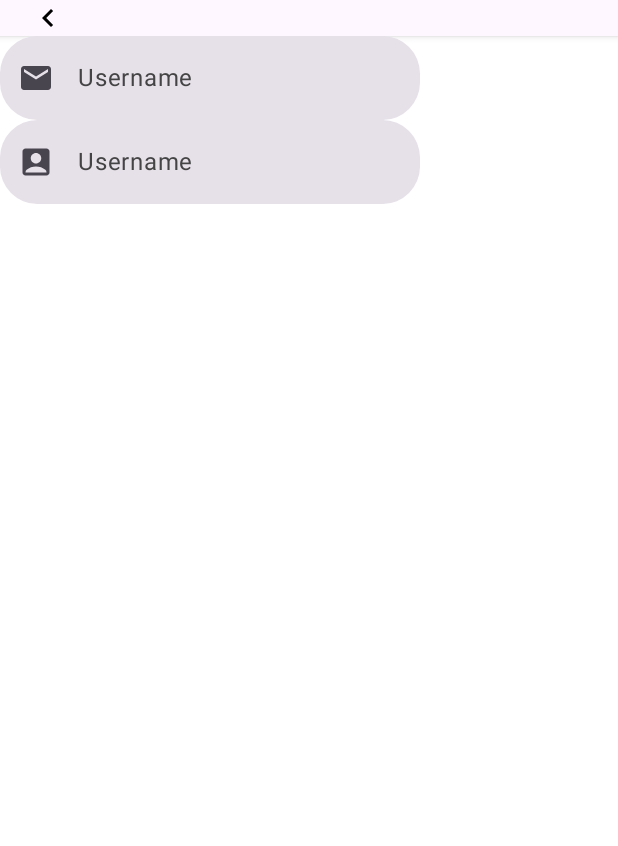
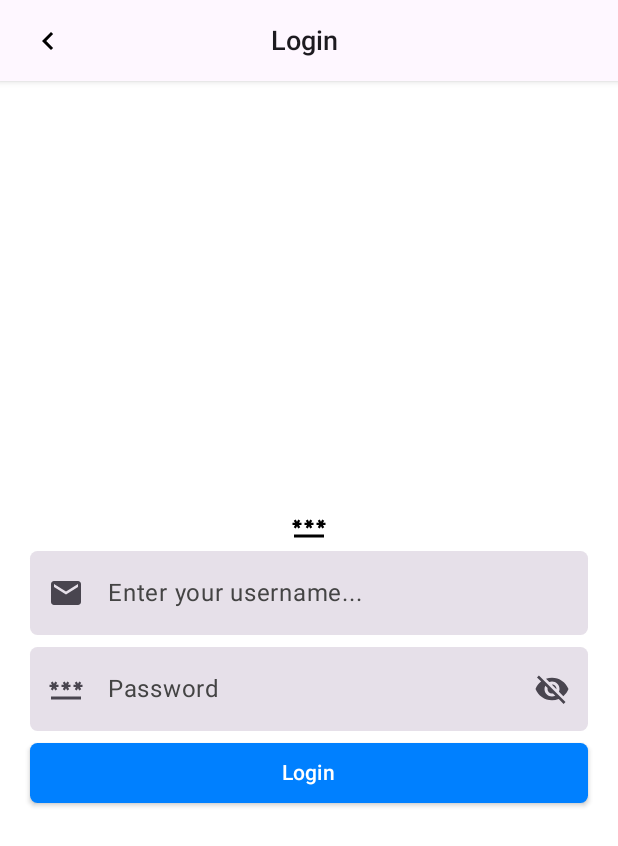
Before and after one commit to uxlabspk/NeuroScape, an Android app built with Jetpack Compose: the @Preview function PreviewLoginScreen, on a phone screen of 412 x 824 dp. Shown: the top 846 px of the screen. Run offline under Robolectric (Android 15) with nearby library versions, the phone set to English and light mode, and no system bars.

Commit message:
Naveed: Updating login Screen

```diff
--- a/app/src/main/java/io/github/uxlabspk/neuroscape/views/LoginScreen.kt
+++ b/app/src/main/java/io/github/uxlabspk/neuroscape/views/LoginScreen.kt
@@ -1,14 +1,28 @@
 package io.github.uxlabspk.neuroscape.views
 
+import androidx.compose.foundation.Image
 import androidx.compose.foundation.layout.Arrangement
 import androidx.compose.foundation.layout.Column
+import androidx.compose.foundation.layout.fillMaxSize
+import androidx.compose.foundation.layout.fillMaxWidth
+import androidx.compose.foundation.layout.height
+import androidx.compose.foundation.layout.padding
+import androidx.compose.foundation.shape.RoundedCornerShape
 import androidx.compose.material.icons.Icons
-import androidx.compose.material.icons.filled.AccountBox
 import androidx.compose.material.icons.filled.Email
+import androidx.compose.material3.Text
+import androidx.compose.material3.TextField
+import androidx.compose.material3.TextFieldDefaults
 import androidx.compose.runtime.Composable
 import androidx.compose.ui.Alignment
 import androidx.compose.ui.Modifier
+import androidx.compose.ui.graphics.Color
+import androidx.compose.ui.res.painterResource
 import androidx.compose.ui.tooling.preview.Preview
+import androidx.compose.ui.unit.dp
+import io.github.uxlabspk.neuroscape.R
+import io.github.uxlabspk.neuroscape.views.components.PasswordInput
+import io.github.uxlabspk.neuroscape.views.components.PrimaryButton
 import io.github.uxlabspk.neuroscape.views.components.TopBar
 import io.github.uxlabspk.neuroscape.views.components.UserInput
 
@@ -16,13 +30,24 @@ import io.github.uxlabspk.neuroscape.views.components.UserInput
 @Composable
 fun LoginScreen() {
     Column {
-        TopBar(text = "", modifier = Modifier)
+        TopBar(text = "Login", modifier = Modifier.height(54.dp))
         Column(
+            modifier = Modifier
+                .fillMaxSize()
+                .padding(horizontal = 20.dp),
             horizontalAlignment = Alignment.CenterHorizontally,
             verticalArrangement = Arrangement.Center
         ) {
-            UserInput(text = "Username", inputIcon = Icons.Default.Email)
-            UserInput(text = "Username", inputIcon = Icons.Default.AccountBox)
+            Image(painter = painterResource(id = R.drawable.ic_password), contentDescription = null)
+            UserInput(text = "Enter your username...", inputIcon = Icons.Default.Email,
+                Modifier
+                    .fillMaxWidth()
+                    .padding(vertical = 4.dp))
+            PasswordInput(
+                Modifier
+                    .fillMaxWidth()
+                    .padding(vertical = 4.dp))
+            PrimaryButton(text = "Login", modifier = Modifier.fillMaxWidth())
         }
     }
 }
--- a/app/src/main/java/io/github/uxlabspk/neuroscape/views/components/UserInput.kt
+++ b/app/src/main/java/io/github/uxlabspk/neuroscape/views/components/UserInput.kt
@@ -31,8 +31,8 @@ import io.github.uxlabspk.neuroscape.R
 @Composable
 fun UserInput(
     text: String,
-    inputIcon: ImageVector
-
+    inputIcon: ImageVector,
+    modifier: Modifier
 ) {
     var textState by remember {
         mutableStateOf("")
@@ -41,7 +41,7 @@ fun UserInput(
     TextField(
         value = textState,
         onValueChange = { textState = it},
-        modifier = Modifier,
+        modifier = modifier,
         label = { Text(text) },
         leadingIcon = {
             Icon(imageVector = inputIcon, contentDescription = "Email Icon")
@@ -57,25 +57,28 @@ fun UserInput(
             focusedContainerColor = Color.LightGray,
             cursorColor = Color.Black
         ),
-        shape = RoundedCornerShape(25.dp),
+        shape = RoundedCornerShape(5.dp),
         singleLine = true,
 
     )
 }
 
 @Composable
-fun PasswordInput() {
+fun PasswordInput(modifier: Modifier) {
     var password by rememberSaveable {
         mutableStateOf("")
     }
+
     var passwordVisibility by remember {
         mutableStateOf(false)
     }
-    var icon = if(passwordVisibility)
-        painterResource(id = R.drawable.ic_visible)
-    else
-        painterResource(id = R.drawable.ic_invisible)
+
+    var icon =
+        if(passwordVisibility) painterResource(id = R.drawable.ic_visible)
+        else painterResource(id = R.drawable.ic_invisible)
+
     TextField(
+        modifier = modifier,
         value = password,
         onValueChange = {
             password = it
@@ -105,7 +108,7 @@ fun PasswordInput() {
             focusedContainerColor = Color.LightGray,
             cursorColor = Color.Black
         ),
-        shape = RoundedCornerShape(25.dp),
+        shape = RoundedCornerShape(5.dp),
         singleLine = true,
         keyboardOptions = KeyboardOptions(
             keyboardType = KeyboardType.Password
@@ -118,12 +121,12 @@ fun PasswordInput() {
 @Preview
 @Composable
 fun PasswordInputPreview() {
-    PasswordInput()
+    PasswordInput(Modifier)
 }
 
 @Preview
 @Composable
 fun PreviewTextField () {
-    UserInput(text = "Username", inputIcon = Icons.Default.Email)
+    UserInput(text = "Username", inputIcon = Icons.Default.Email, Modifier)
 
 }
```
